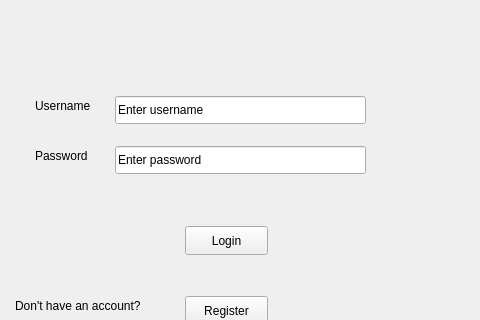
ttai1303/python-app, file ui/Login.ui: the form before one commit; both pictures show x 335 to 815 and y 144 to 464 of the 1192 by 670 pixel window.
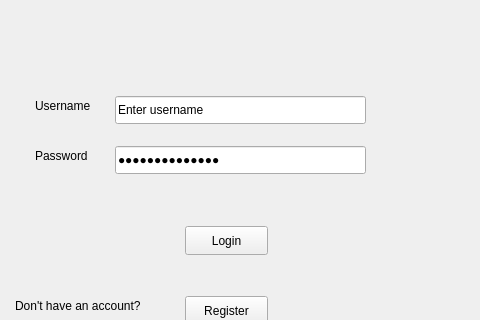
The form after the commit. Icons and pictures are not drawn.

```diff
--- a/ui/Login.ui
+++ b/ui/Login.ui
@@ -68,6 +68,9 @@
     <property name="text">
      <string>Enter password</string>
     </property>
+    <property name="echoMode">
+     <enum>QLineEdit::EchoMode::PasswordEchoOnEdit</enum>
+    </property>
    </widget>
    <widget class="QPushButton" name="login_bt">
     <property name="geometry">
```
Left out of the diff: 4 changed lines with no effect on the pictures.
